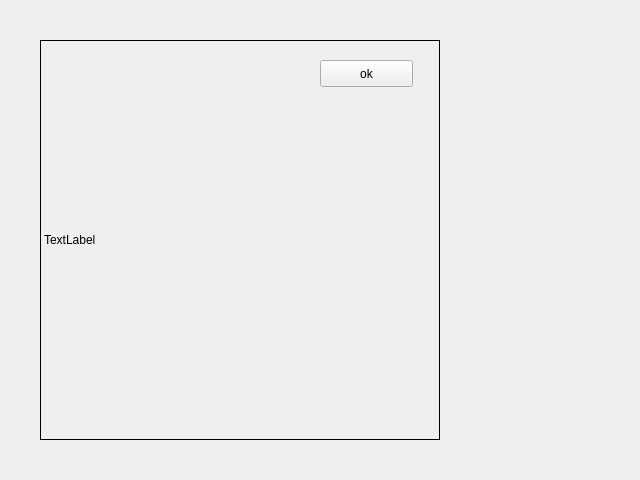
Before: the Qt Designer form mainwindow.ui in 546964285/qt_osd_v4l2, drawn with Qt 5.
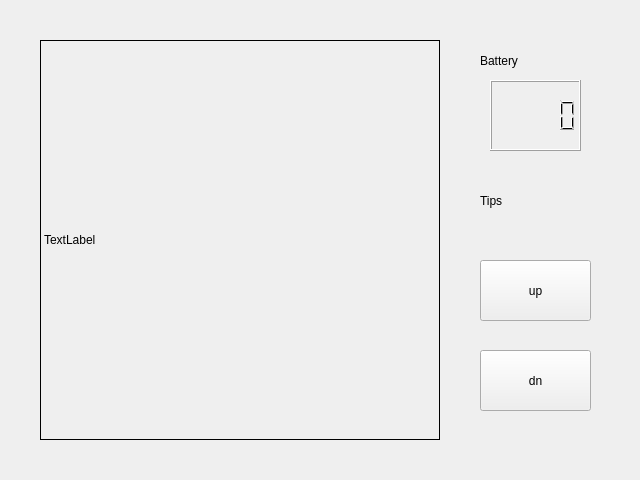
After: the same form once the commit is applied. Custom widgets are drawn as their Qt base class.

Patch:
```diff
--- a/mainwindow.ui
+++ b/mainwindow.ui
@@ -33,14 +33,63 @@
    <widget class="QPushButton" name="pushButton">
     <property name="geometry">
      <rect>
-      <x>320</x>
-      <y>60</y>
-      <width>93</width>
-      <height>27</height>
+      <x>480</x>
+      <y>260</y>
+      <width>111</width>
+      <height>61</height>
      </rect>
     </property>
     <property name="text">
-     <string>ok</string>
+     <string>up</string>
+    </property>
+   </widget>
+   <widget class="QLabel" name="label_2">
+    <property name="geometry">
+     <rect>
+      <x>480</x>
+      <y>160</y>
+      <width>121</width>
+      <height>81</height>
+     </rect>
+    </property>
+    <property name="text">
+     <string>Tips</string>
+    </property>
+   </widget>
+   <widget class="QPushButton" name="pushButton_2">
+    <property name="geometry">
+     <rect>
+      <x>480</x>
+      <y>350</y>
+      <width>111</width>
+      <height>61</height>
+     </rect>
+    </property>
+    <property name="text">
+     <string>dn</string>
+    </property>
+   </widget>
+   <widget class="QLCDNumber" name="lcdNumber">
+    <property name="geometry">
+     <rect>
+      <x>490</x>
+      <y>80</y>
+      <width>91</width>
+      <height>71</height>
+     </rect>
+    </property>
+   </widget>
+   <widget class="QLabel" name="label_3">
+    <property name="geometry">
+     <rect>
+      <x>480</x>
+      <y>30</y>
+      <width>101</width>
+      <height>61</height>
+     </rect>
+    </property>
+    <property name="text">
+     <string>Battery</string>
     </property>
    </widget>
   </widget>
```
